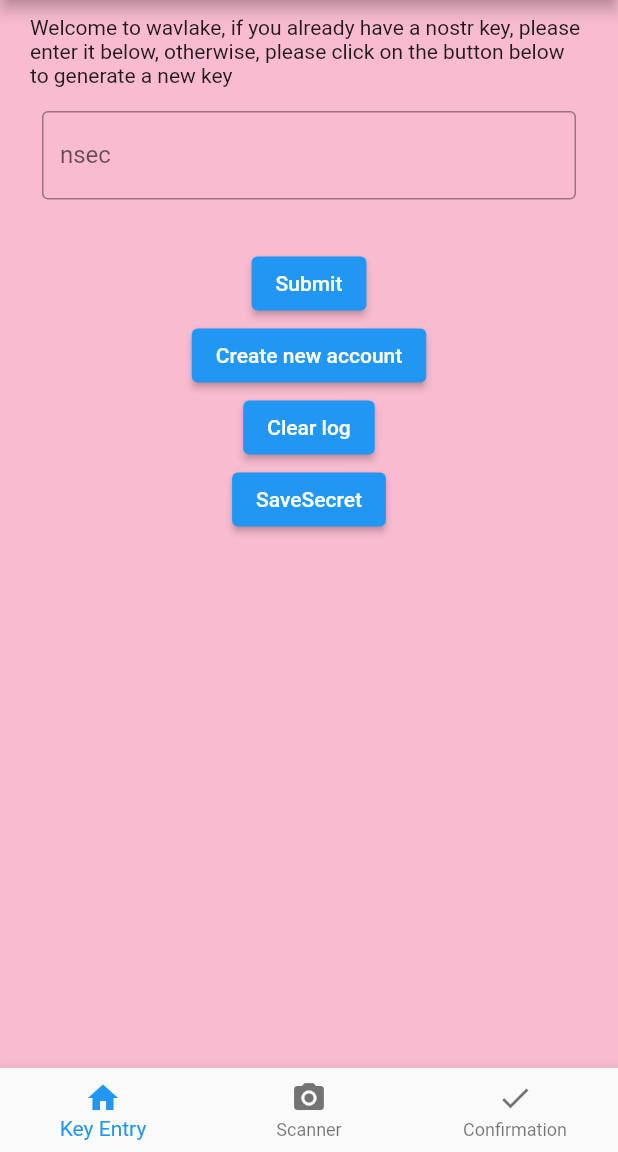
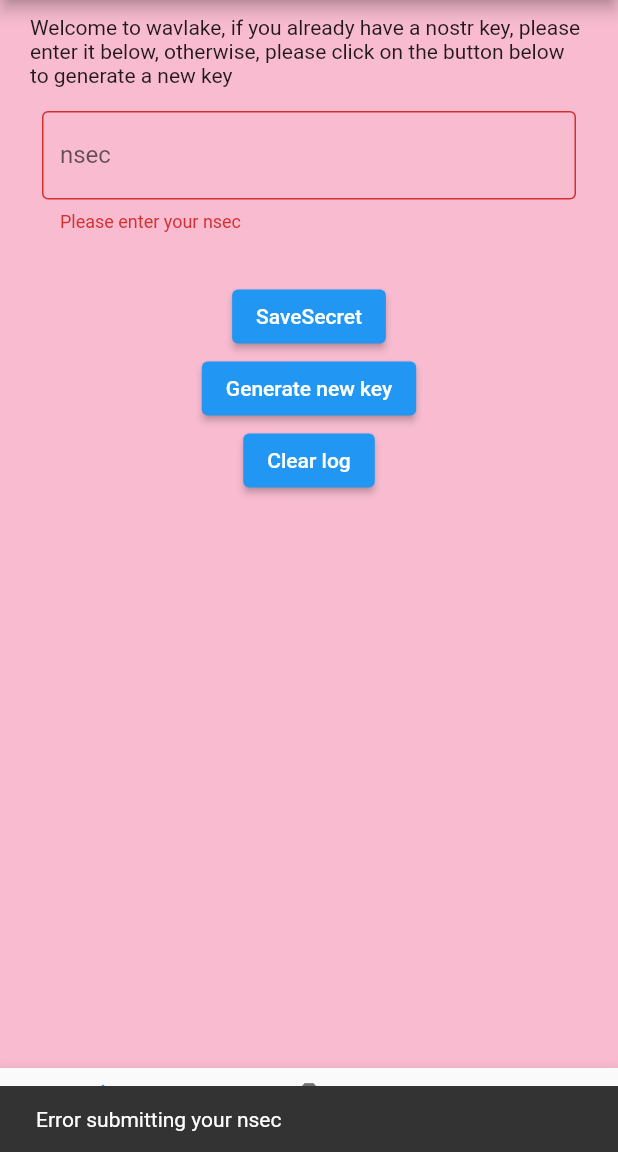
Before and after one commit to wavlake/watermelon, a Flutter app: the screen it shows after launch, after a tap on "SaveSecret", on a phone screen of 412 x 824 dp, the part 84-1236 px from its top. Run offline on Flutter 3.47's test engine with Material 2 defaults, Android fonts, the phone set to English and light mode, and no system bars; our stand-ins replace flutter_secure_storage; missing offline and left inert: nostr_tools.

Commit message:
reduce number of buttons

```diff
--- a/lib/keyEntryScreen.dart
+++ b/lib/keyEntryScreen.dart
@@ -79,28 +79,24 @@ class KeyEntryScreen extends StatelessWidget {
                                 );
                               }
                             },
-                            child: const Text('Submit'),
+                            child: const Text('SaveSecret'),
                           ),
-                          SizedBox(
+                          const SizedBox(
                             width: 20,
                           ),
                           ElevatedButton(
                             onPressed: appState.generateNewNsec,
-                            child: const Text('Create new account'),
+                            child: const Text('Generate new key'),
                           ),
-                          SizedBox(
+                          const SizedBox(
                             width: 20,
                           ),
                           ElevatedButton(
                             onPressed: appState.clearUiMessage,
                             child: const Text('Clear log'),
                           ),
-                          SizedBox(
+                          const SizedBox(
                             width: 20,
-                          ),
-                          ElevatedButton(
-                            onPressed: appState.addSecret,
-                            child: const Text('SaveSecret'),
                           ),
                         ]),
                   ),
--- a/lib/model/profile.dart
+++ b/lib/model/profile.dart
@@ -35,20 +35,16 @@ class Profile with ChangeNotifier {
     var privateHex = _keyGenerator.generatePrivateKey();
     var publicHex =  _keyGenerator.getPublicKey(privateHex);
     var nsecKey = _nip19.nsecEncode(privateHex);
-    var npubKey = _nip19.npubEncode(publicHex);
+    // var npubKey = _nip19.npubEncode(publicHex);
 
-    uiMessage.add("Private Key generated: $nsecKey");
-    uiMessage.add("Public key derived from: $npubKey");
-    uiMessage.add("private key hex derived from: $privateHex");
-    uiMessage.add("Public key hex derived from: $publicHex");
+    privateHexKey = privateHex;
+    publicHexKey = publicHex;
+    nsecController.text = nsecKey;
+
     notifyListeners();
   }
   void submitUserNsec() {
-    var privateHex = _nip19.decode(nsecController.text);
-    var publicHex = _keyGenerator.getPublicKey(privateHex['data']);
-    uiMessage.add("submitting nsec ${privateHex['data']}");
-    uiMessage.add("submitting npub $publicHex");
-
+    saveNsecSecret(privateHexKey: privateHexKey);
     notifyListeners();
   }
 
@@ -65,16 +61,11 @@ class Profile with ChangeNotifier {
     print(items.map((e) => e.value));
   }
 
-  Future<void> addSecret() async {
-    int index = items.length;
-    String key = "testKey $index";
-    String value = "testValue $index";
-
-    print(_getIOSOptions().toMap());
-    print(_getAndroidOptions().toMap());
+  Future<void> saveNsecSecret({ privateHexKey = String}) async {
+    const key = "key|privateHexKey";
     await _storage.write(
       key: key,
-      value: value,
+      value: privateHexKey,
       iOptions: _getIOSOptions(),
       aOptions: _getAndroidOptions(),
     );
```
